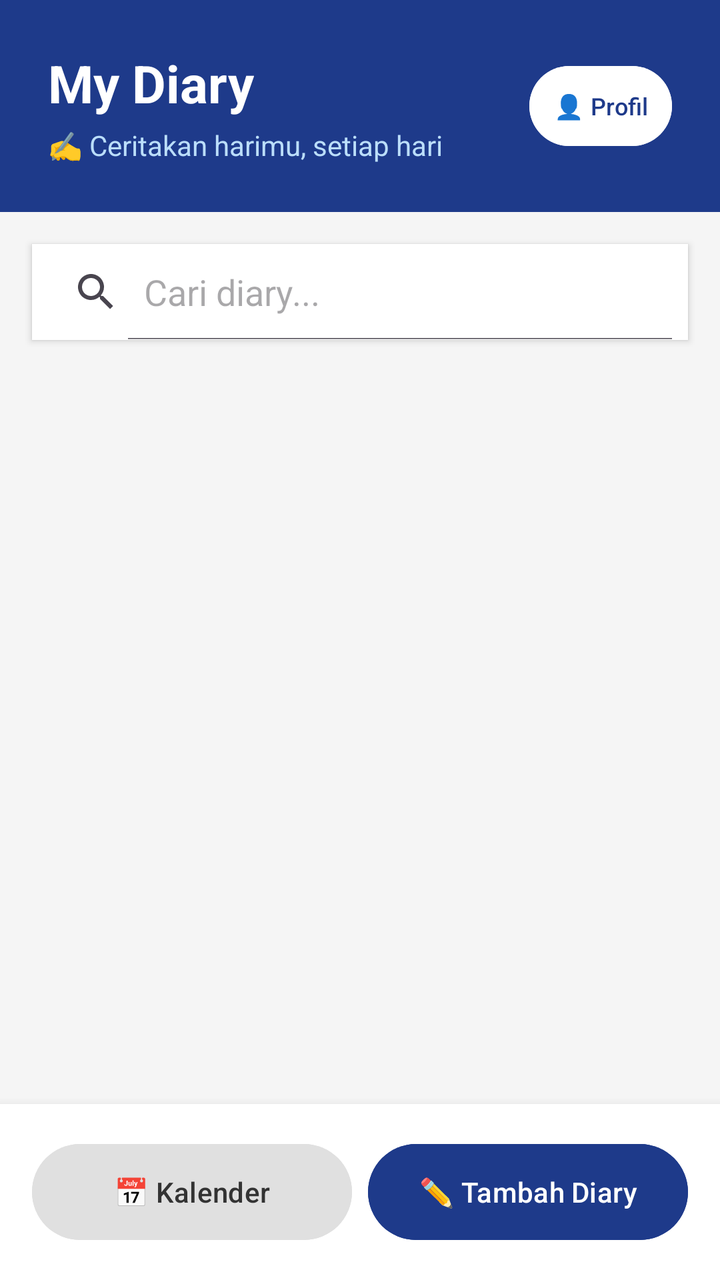
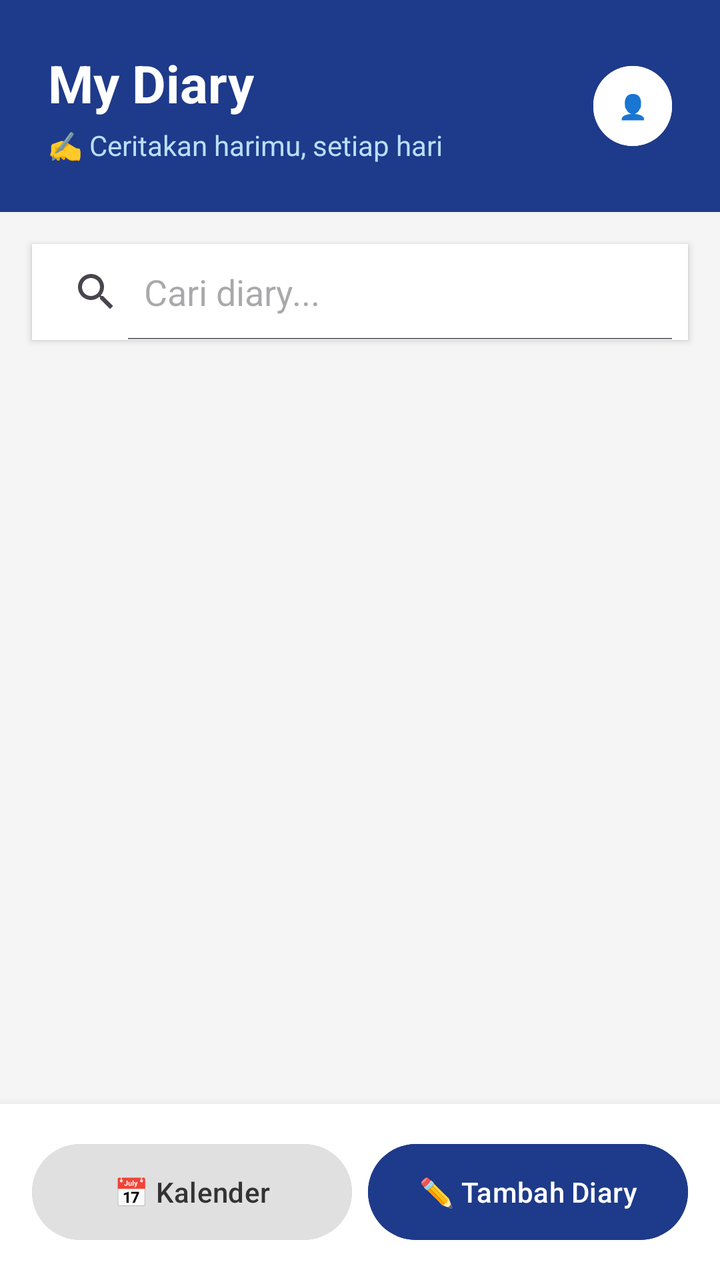

Before-and-after screenshots of an Android layout around one commit, followed by the original layout XML and the change that was made.
<!-- AndroidManifest.xml: application theme Theme.RuangTenang -->
<!-- res/layout/activity_main.xml -->
<?xml version="1.0" encoding="utf-8"?>
<androidx.coordinatorlayout.widget.CoordinatorLayout
    xmlns:android="http://schemas.android.com/apk/res/android"
    xmlns:app="http://schemas.android.com/apk/res-auto"
    android:layout_width="match_parent"
    android:layout_height="match_parent"
    android:background="#F5F5F5">

    <LinearLayout
        android:layout_width="match_parent"
        android:layout_height="match_parent"
        android:orientation="vertical">

        
        <LinearLayout
            android:layout_width="match_parent"
            android:layout_height="wrap_content"
            android:background="@color/primary"
            android:orientation="horizontal"
            android:gravity="center_vertical"
            android:padding="24dp">

            <LinearLayout
                android:layout_width="0dp"
                android:layout_height="wrap_content"
                android:layout_weight="1"
                android:orientation="vertical">

                <TextView
                    android:layout_width="wrap_content"
                    android:layout_height="wrap_content"
                    android:text="My Diary"
                    android:textColor="#FFFFFF"
                    android:textSize="26sp"
                    android:textStyle="bold" />

                <TextView
                    android:layout_width="wrap_content"
                    android:layout_height="wrap_content"
                    android:layout_marginTop="4dp"
                    android:text="✍️ Ceritakan harimu, setiap hari"
                    android:textColor="#BBDEFB"
                    android:textSize="14sp" />
            </LinearLayout>

            <Button
                android:id="@+id/btn_profile"
                android:layout_width="wrap_content"
                android:layout_height="wrap_content"
                android:text="👤 Profil"
                android:textSize="12sp"
                android:backgroundTint="#FFFFFF"
                android:textColor="@color/primary"
                android:minWidth="0dp"
                android:paddingHorizontal="12dp" />
        </LinearLayout>

        
        <SearchView
            android:id="@+id/search_view"
            android:layout_width="match_parent"
            android:layout_height="wrap_content"
            android:layout_margin="16dp"
            android:background="@android:color/white"
            android:elevation="2dp"
            android:iconifiedByDefault="false"
            android:queryHint="Cari diary..." />

        
        <androidx.recyclerview.widget.RecyclerView
            android:id="@+id/rv_journals"
            android:layout_width="match_parent"
            android:layout_height="0dp"
            android:layout_weight="1"
            android:clipToPadding="false"
            android:paddingHorizontal="16dp"
            android:paddingTop="8dp"
            android:paddingBottom="8dp" />

        
        <LinearLayout
            android:id="@+id/layout_empty_state"
            android:layout_width="match_parent"
            android:layout_height="0dp"
            android:layout_weight="1"
            android:gravity="center"
            android:orientation="vertical"
            android:visibility="gone">

            <TextView
                android:layout_width="wrap_content"
                android:layout_height="wrap_content"
                android:text="📖"
                android:textSize="56sp" />

            <TextView
                android:layout_width="wrap_content"
                android:layout_height="wrap_content"
                android:layout_marginTop="16dp"
                android:text="Belum Ada Diary"
                android:textColor="#333333"
                android:textSize="18sp"
                android:textStyle="bold" />

            <TextView
                android:layout_width="wrap_content"
                android:layout_height="wrap_content"
                android:layout_marginTop="8dp"
                android:gravity="center"
                android:text="Ketuk tombol di bawah untuk memulai."
                android:textColor="#666666"
                android:textSize="14sp" />
        </LinearLayout>

        
        <LinearLayout
            android:layout_width="match_parent"
            android:layout_height="wrap_content"
            android:orientation="horizontal"
            android:padding="16dp"
            android:background="@android:color/white"
            android:elevation="8dp">

            <Button
                android:id="@+id/btn_open_calendar"
                android:layout_width="0dp"
                android:layout_height="56dp"
                android:layout_weight="1"
                android:layout_marginEnd="8dp"
                android:text="📅 Kalender"
                android:backgroundTint="#E0E0E0"
                android:textColor="#333333" />

            <Button
                android:id="@+id/btn_new_journal"
                android:layout_width="0dp"
                android:layout_height="56dp"
                android:layout_weight="1"
                android:text="✏️ Tambah Diary"
                android:backgroundTint="@color/primary"
                android:textColor="#FFFFFF" />
        </LinearLayout>

    </LinearLayout>

</androidx.coordinatorlayout.widget.CoordinatorLayout>
<!-- resources referenced by this layout -->
<resources>
  <color name="primary">#1E3A8A</color>
  <style name="Theme.RuangTenang" parent="Base.Theme.RuangTenang" />
  <style name="Base.Theme.RuangTenang" parent="Theme.Material3.DayNight.NoActionBar">
          <item name="colorPrimary">@color/primary</item>
          <item name="colorPrimaryVariant">@color/primary</item>
          <item name="colorOnPrimary">@color/white</item>
          <item name="colorSecondaryContainer">#DCE8FB</item>
          <item name="colorOnSecondaryContainer">@color/primary</item>
          <item name="android:statusBarColor">@color/primary</item>
      </style>
  <color name="white">#FFFFFFFF</color>
</resources>

<!-- the commit's change to res/layout/activity_main.xml (unified diff, before → after) -->
@@ -47,12 +47,12 @@
                 android:id="@+id/btn_profile"
                 android:layout_width="wrap_content"
                 android:layout_height="wrap_content"
-                android:text="👤 Profil"
-                android:textSize="12sp"
                 android:backgroundTint="#FFFFFF"
+                android:minWidth="0dp"
+                android:paddingHorizontal="12dp"
+                android:text="👤"
                 android:textColor="@color/primary"
-                android:minWidth="0dp"
-                android:paddingHorizontal="12dp" />
+                android:textSize="12sp" />
         </LinearLayout>
 
         
@@ -60,11 +60,30 @@
             android:id="@+id/search_view"
             android:layout_width="match_parent"
             android:layout_height="wrap_content"
-            android:layout_margin="16dp"
+            android:layout_marginHorizontal="16dp"
+            android:layout_marginTop="16dp"
             android:background="@android:color/white"
             android:elevation="2dp"
             android:iconifiedByDefault="false"
             android:queryHint="Cari diary..." />
+
+        
+        <HorizontalScrollView
+            android:layout_width="match_parent"
+            android:layout_height="wrap_content"
+            android:scrollbars="none"
+            android:clipToPadding="false"
+            android:paddingHorizontal="12dp"
+            android:layout_marginTop="12dp"
+            android:layout_marginBottom="8dp">
+
+            <LinearLayout
+                android:id="@+id/layout_mood_filter"
+                android:layout_width="wrap_content"
+                android:layout_height="wrap_content"
+                android:orientation="horizontal"
+                android:paddingVertical="4dp" />
+        </HorizontalScrollView>
 
         
         <androidx.recyclerview.widget.RecyclerView
